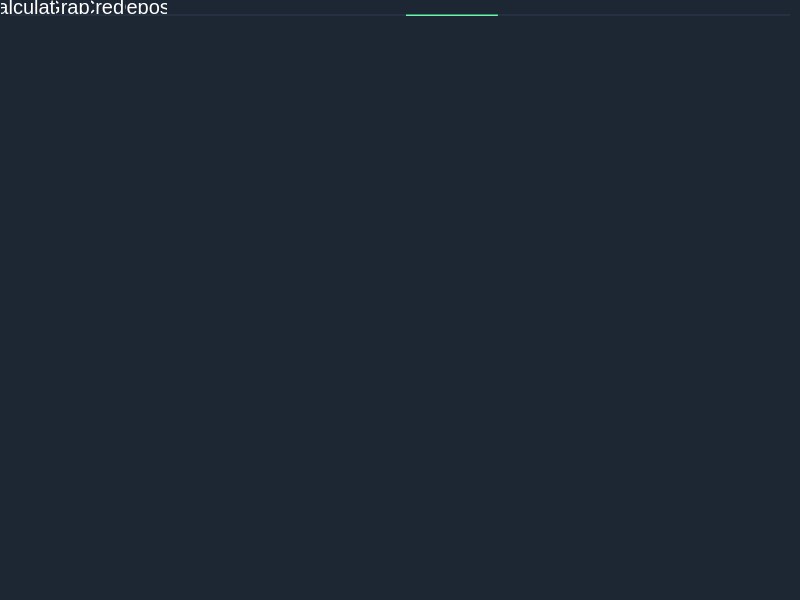
First picture: the form in view/view.ui, repository IgorBio/Smart_Calculator, before the edit.
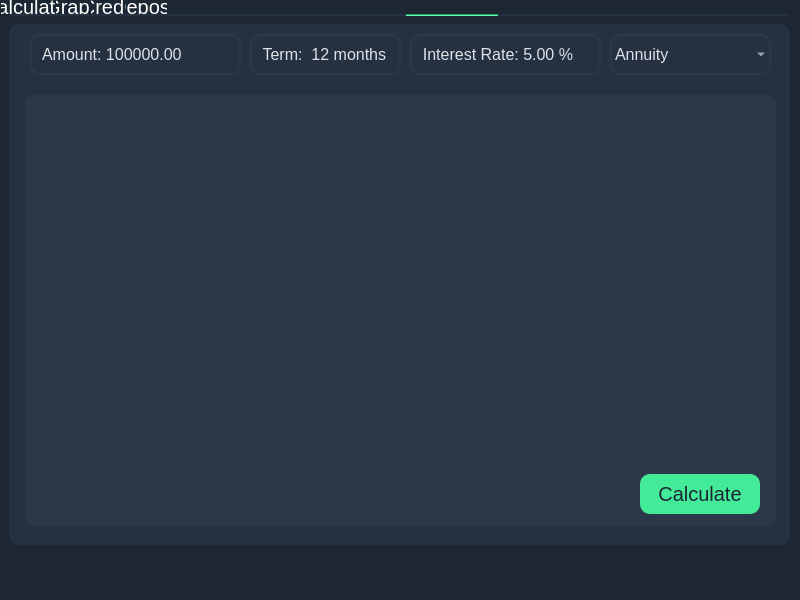
Second picture: the form after the edit. The open tabs and pages were chosen to show the change.

Commit message: needs to style credit output

What changed in the file:
```diff
--- a/view/view.ui
+++ b/view/view.ui
@@ -1758,6 +1758,264 @@
       <enum>Qt::Horizontal</enum>
      </property>
     </widget>
+    <widget class="QPushButton" name="btn_run_credit">
+     <property name="geometry">
+      <rect>
+       <x>640</x>
+       <y>460</y>
+       <width>120</width>
+       <height>40</height>
+      </rect>
+     </property>
+     <property name="styleSheet">
+      <string notr="true">QPushButton {
+background-color: #43eb99;
+color: #1d2633;
+font-size: 20px;
+border-radius: 10px;
+}
+QPushButton::hover {
+background-color:  #a24fea;
+color: #1d2633;
+font-size: 20px;
+border-radius: 10px;
+}
+QPushButton::pressed {
+background-color: #7521c5;
+color: #1d2633;
+font-size: 16px;
+border-radius: 10px;
+}</string>
+     </property>
+     <property name="text">
+      <string>Calculate</string>
+     </property>
+    </widget>
+    <widget class="QDoubleSpinBox" name="amount_credit">
+     <property name="geometry">
+      <rect>
+       <x>30</x>
+       <y>20</y>
+       <width>211</width>
+       <height>41</height>
+      </rect>
+     </property>
+     <property name="styleSheet">
+      <string notr="true">font: 16px;
+color: #dde3e8;
+background-color: #00000000;
+selection-background-color: #a24fea;
+border: 2px solid #2c3849;
+border-radius: 10px;</string>
+     </property>
+     <property name="frame">
+      <bool>true</bool>
+     </property>
+     <property name="alignment">
+      <set>Qt::AlignLeading|Qt::AlignLeft|Qt::AlignVCenter</set>
+     </property>
+     <property name="buttonSymbols">
+      <enum>QAbstractSpinBox::NoButtons</enum>
+     </property>
+     <property name="prefix">
+      <string>  Amount: </string>
+     </property>
+     <property name="decimals">
+      <number>2</number>
+     </property>
+     <property name="minimum">
+      <double>0.010000000000000</double>
+     </property>
+     <property name="maximum">
+      <double>99999999999.000000000000000</double>
+     </property>
+     <property name="singleStep">
+      <double>100000.000000000000000</double>
+     </property>
+     <property name="value">
+      <double>1000000.000000000000000</double>
+     </property>
+    </widget>
+    <widget class="QSpinBox" name="term_credit">
+     <property name="geometry">
+      <rect>
+       <x>250</x>
+       <y>20</y>
+       <width>151</width>
+       <height>41</height>
+      </rect>
+     </property>
+     <property name="styleSheet">
+      <string notr="true">font: 16px;
+color: #dde3e8;
+background-color: #00000000;
+selection-background-color: #a24fea;
+border: 2px solid #2c3849;
+border-radius: 10px;</string>
+     </property>
+     <property name="frame">
+      <bool>true</bool>
+     </property>
+     <property name="alignment">
+      <set>Qt::AlignLeading|Qt::AlignLeft|Qt::AlignVCenter</set>
+     </property>
+     <property name="buttonSymbols">
+      <enum>QAbstractSpinBox::NoButtons</enum>
+     </property>
+     <property name="suffix">
+      <string> months</string>
+     </property>
+     <property name="prefix">
+      <string>  Term:  </string>
+     </property>
+     <property name="maximum">
+      <number>600</number>
+     </property>
+     <property name="value">
+      <number>12</number>
+     </property>
+    </widget>
+    <widget class="QDoubleSpinBox" name="rate_credit">
+     <property name="geometry">
+      <rect>
+       <x>410</x>
+       <y>20</y>
+       <width>191</width>
+       <height>41</height>
+      </rect>
+     </property>
+     <property name="styleSheet">
+      <string notr="true">font: 16px;
+color: #dde3e8;
+background-color: #00000000;
+selection-background-color: #a24fea;
+border: 2px solid #2c3849;
+border-radius: 10px;</string>
+     </property>
+     <property name="frame">
+      <bool>true</bool>
+     </property>
+     <property name="alignment">
+      <set>Qt::AlignLeading|Qt::AlignLeft|Qt::AlignVCenter</set>
+     </property>
+     <property name="buttonSymbols">
+      <enum>QAbstractSpinBox::NoButtons</enum>
+     </property>
+     <property name="prefix">
+      <string>  Interest Rate: </string>
+     </property>
+     <property name="suffix">
+      <string> %</string>
+     </property>
+     <property name="decimals">
+      <number>2</number>
+     </property>
+     <property name="minimum">
+      <double>0.010000000000000</double>
+     </property>
+     <property name="maximum">
+      <double>1000.000000000000000</double>
+     </property>
+     <property name="singleStep">
+      <double>0.100000000000000</double>
+     </property>
+     <property name="value">
+      <double>5.000000000000000</double>
+     </property>
+    </widget>
+    <widget class="QLabel" name="display_credit">
+     <property name="geometry">
+      <rect>
+       <x>9</x>
+       <y>10</y>
+       <width>781</width>
+       <height>521</height>
+      </rect>
+     </property>
+     <property name="styleSheet">
+      <string notr="true">font: 26px;
+color: #43eb99;
+background-color: #253040;
+border-radius: 10px;
+border: 2px solid #253040;</string>
+     </property>
+     <property name="text">
+      <string/>
+     </property>
+     <property name="alignment">
+      <set>Qt::AlignBottom|Qt::AlignRight|Qt::AlignTrailing</set>
+     </property>
+     <property name="margin">
+      <number>16</number>
+     </property>
+     <property name="indent">
+      <number>0</number>
+     </property>
+    </widget>
+    <widget class="QComboBox" name="type_credit">
+     <property name="geometry">
+      <rect>
+       <x>610</x>
+       <y>20</y>
+       <width>161</width>
+       <height>41</height>
+      </rect>
+     </property>
+     <property name="styleSheet">
+      <string notr="true">font: 16px;
+background-color: #00000000;
+color: #dde3e8;
+border: 2px solid #2c3849;
+border-radius: 10px;
+selection-background-color: #a24fea;</string>
+     </property>
+     <property name="currentIndex">
+      <number>0</number>
+     </property>
+     <property name="frame">
+      <bool>true</bool>
+     </property>
+     <item>
+      <property name="text">
+       <string>Annuity</string>
+      </property>
+     </item>
+     <item>
+      <property name="text">
+       <string>Differentiated</string>
+      </property>
+     </item>
+    </widget>
+    <widget class="QTableView" name="table_credit">
+     <property name="geometry">
+      <rect>
+       <x>25</x>
+       <y>81</y>
+       <width>751</width>
+       <height>431</height>
+      </rect>
+     </property>
+     <property name="styleSheet">
+      <string notr="true">QTableView {
+        background-color: #2c3849;
+        selection-background-color: #a24fea;
+        alternate-background-color: #2c3849;
+        gridline-color: #dde3e8;
+        color: #dde3e8;
+        border: 2px solid #2c3849;
+        border-radius: 10px;
+}</string>
+     </property>
+    </widget>
+    <zorder>display_credit</zorder>
+    <zorder>line_credit</zorder>
+    <zorder>line_gr_credit</zorder>
+    <zorder>amount_credit</zorder>
+    <zorder>term_credit</zorder>
+    <zorder>rate_credit</zorder>
+    <zorder>type_credit</zorder>
+    <zorder>table_credit</zorder>
+    <zorder>btn_run_credit</zorder>
    </widget>
    <widget class="QWidget" name="tab_deposit">
     <attribute name="title">
```
Left out of the diff: 76 changed lines with no effect on the pictures. The commit also changes 2 other files.
